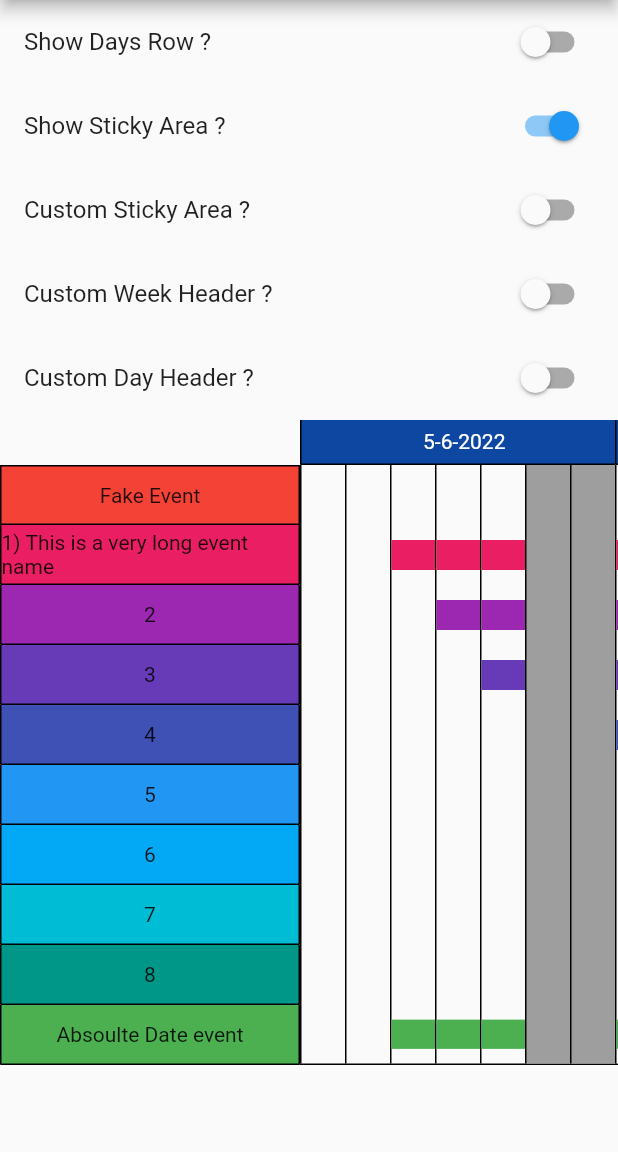
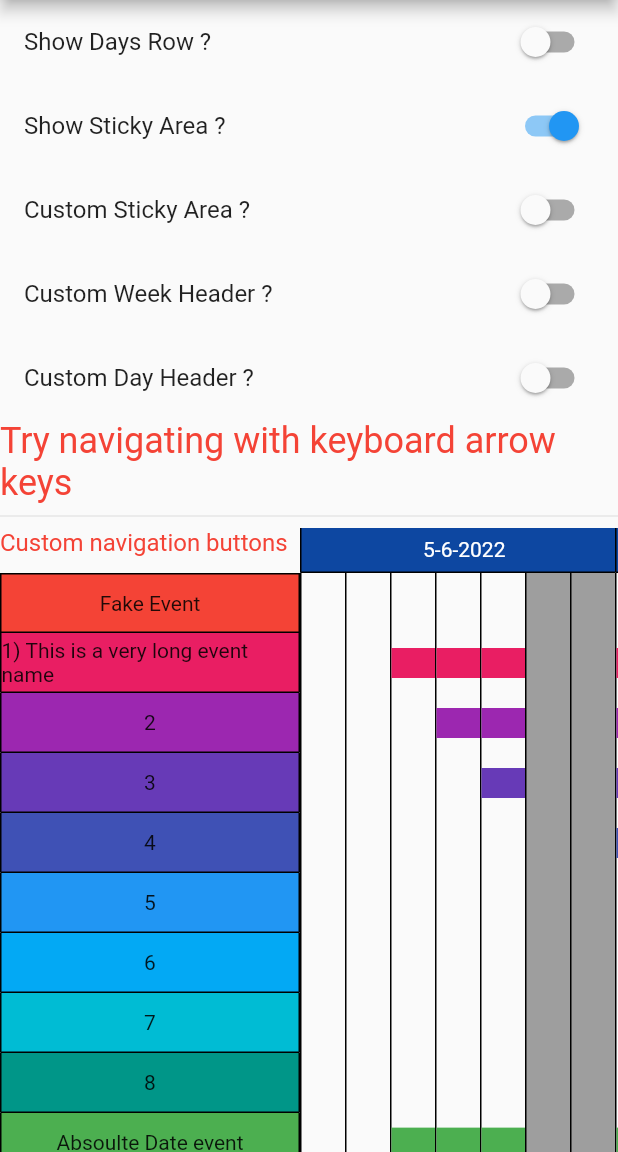
Before and after one commit to Bdaya-Dev/flutter_gantt_chart, a Flutter app: the screen it shows after launch, after a tap on "Show Days Row ?", on a phone screen of 412 x 824 dp, the part 84-1236 px from its top. Run offline on Flutter 3.47's test engine with Material 2 defaults, Android fonts, the phone set to English and light mode, and no system bars.

Commit message:
Horizontal ListView Customization (#8)
* added customization parameters for the horizontal list view

* depend on collection package

* updated changelog

```diff
--- a/example/lib/main.dart
+++ b/example/lib/main.dart
@@ -1,6 +1,7 @@
 import 'dart:ui';
-
+import 'package:collection/collection.dart';
 import 'package:flutter/material.dart';
+import 'package:flutter/services.dart';
 import 'package:gantt_chart/gantt_chart.dart';
 
 void main() {
@@ -45,6 +46,8 @@ class MyHomePage extends StatefulWidget {
 }
 
 class _MyHomePageState extends State<MyHomePage> {
+  final scrollController = ScrollController();
+
   double dayWidth = 30;
   bool showDaysRow = true;
   bool showStickyArea = true;
@@ -67,7 +70,22 @@ class _MyHomePageState extends State<MyHomePage> {
 
   @override
   Widget build(BuildContext context) {
-    return Scaffold(
+    return RawKeyboardListener(
+      focusNode: FocusNode(),
+      autofocus: true,
+      onKey: (event) {
+        if (event.isKeyPressed(LogicalKeyboardKey.arrowRight)) {
+          if (scrollController.offset < scrollController.position.maxScrollExtent) {
+            scrollController.jumpTo(scrollController.offset + 50);
+          }
+        }
+        if (event.isKeyPressed(LogicalKeyboardKey.arrowLeft)) {
+          if (scrollController.offset > scrollController.position.minScrollExtent) {
+            scrollController.jumpTo(scrollController.offset - 50);
+          }
+        }
+      },
+      child: Scaffold(
         appBar: AppBar(
           title: const Text('Gantt chart demo'),
           actions: [
@@ -113,7 +131,68 @@ class _MyHomePageState extends State<MyHomePage> {
                 title: const Text('Custom Day Header ?'),
                 onChanged: (v) => setState(() => customDayHeader = v),
               ),
+              const Text(
+                'Try navigating with keyboard arrow keys',
+                style: TextStyle(
+                  color: Colors.red,
+                  fontSize: 24,
+                ),
+              ),
+              const Divider(),
               GanttChartView(
+                scrollPhysics: const BouncingScrollPhysics(),
+                stickyAreaWeekBuilder: (context) {
+                  return const Text(
+                    'Custom navigation buttons',
+                    style: TextStyle(
+                      color: Colors.red,
+                      fontSize: 16,
+                    ),
+                  );
+                },
+                stickyAreaDayBuilder: (context) {
+                  return AnimatedBuilder(
+                    animation: scrollController,
+                    builder: (context, _) {
+                      final pos = scrollController.positions.firstOrNull;
+                      final currentOffset = pos?.pixels ?? 0;
+                      final maxOffset = pos?.maxScrollExtent ?? double.infinity;
+                      return Row(
+                        mainAxisSize: MainAxisSize.min,
+                        mainAxisAlignment: MainAxisAlignment.center,
+                        // bottom: 0,
+                        children: [
+                          IconButton(
+                            onPressed: currentOffset > 0
+                                ? () {
+                                    scrollController.jumpTo(scrollController.offset - 50);
+                                  }
+                                : null,
+                            color: Colors.black,
+                            icon: const Icon(
+                              Icons.arrow_left,
+                              size: 28,
+                            ),
+                          ),
+                          const SizedBox(width: 8),
+                          IconButton(
+                            onPressed: currentOffset < maxOffset
+                                ? () {
+                                    scrollController.jumpTo(scrollController.offset + 50);
+                                  }
+                                : null,
+                            color: Colors.black,
+                            icon: const Icon(
+                              Icons.arrow_right,
+                              size: 28,
+                            ),
+                          ),
+                        ],
+                      );
+                    },
+                  );
+                },
+                scrollController: scrollController,
                 maxDuration: const Duration(days: 30 * 2),
                 startDate: DateTime(2022, 6, 7),
                 dayWidth: dayWidth,
@@ -148,13 +227,11 @@ class _MyHomePageState extends State<MyHomePage> {
                         ))
                     : null,
                 dayHeaderBuilder: customDayHeader
-                  ? (context, date, bool isHoliday) =>
-                      GanttChartDefaultDayHeader(
+                    ? (context, date, bool isHoliday) => GanttChartDefaultDayHeader(
                           date: date,
                           isHoliday: isHoliday,
                           color: isHoliday ? Colors.yellow : Colors.black,
-                        backgroundColor:
-                            isHoliday ? Colors.grey : Colors.yellow,
+                          backgroundColor: isHoliday ? Colors.grey : Colors.yellow,
                         )
                     : null,
                 showDays: showDaysRow,
@@ -225,6 +302,7 @@ class _MyHomePageState extends State<MyHomePage> {
         //   tooltip: 'Increment',
         //   child: const Icon(Icons.add),
         // ), // This trailing comma makes auto-formatting nicer for build methods.
+      ),
     );
   }
 }
--- a/example/pubspec.yaml
+++ b/example/pubspec.yaml
@@ -35,6 +35,7 @@ dependencies:
   # The following adds the Cupertino Icons font to your application.
   # Use with the CupertinoIcons class for iOS style icons.
   cupertino_icons: ^1.0.2
+  collection: ^1.16.0
 
 dev_dependencies:
   flutter_test:
--- a/lib/src/gantt_default_event_cell_per_day.dart
+++ b/lib/src/gantt_default_event_cell_per_day.dart
@@ -2,17 +2,26 @@ import 'package:flutter/material.dart';
 import 'event.dart';
 
 class GanttChartDefaultEventRowPerDayBuilder extends StatelessWidget {
+  static const defaultHolidayColor = Colors.grey;
+  static const defaultBorder = BorderDirectional(
+    top: BorderSide.none,
+    bottom: BorderSide.none,
+    start: BorderSide(),
+  );
+
   const GanttChartDefaultEventRowPerDayBuilder({
-    Key? key,
+    super.key,
     required this.dayDate,
     required this.isHoliday,
     required this.event,
     required this.actStartDate,
     required this.actEndDate,
     required this.weekDate,
-    required this.holidayColor,
     required this.eventColor,
-  }) : super(key: key);
+    this.holidayColor,
+    this.border,
+  });
+
   final Color eventColor;
   final DateTime dayDate;
   final bool isHoliday;
@@ -22,26 +31,21 @@ class GanttChartDefaultEventRowPerDayBuilder extends StatelessWidget {
   final DateTime weekDate;
 
   final Color? holidayColor;
-
+  final BoxBorder? border;
   @override
   Widget build(BuildContext context) {
     final isWithinEvent = !DateUtils.isSameDay(actStartDate, actEndDate) &&
-        (DateUtils.isSameDay(actStartDate, dayDate) ||
-            dayDate.isAfter(actStartDate) && dayDate.isBefore(actEndDate));
+        (DateUtils.isSameDay(actStartDate, dayDate) || dayDate.isAfter(actStartDate) && dayDate.isBefore(actEndDate));
 
     final color = isHoliday
-        ? (holidayColor ?? Colors.grey)
+        ? (holidayColor ?? defaultHolidayColor)
         : isWithinEvent
             ? eventColor
             : null;
     return Container(
       decoration: BoxDecoration(
         color: isHoliday ? color : null,
-        border: const BorderDirectional(
-          top: BorderSide.none,
-          bottom: BorderSide.none,
-          start: BorderSide(),
-        ),
+        border: border ?? defaultBorder,
       ),
       child: !isWithinEvent || isHoliday
           ? null
--- a/lib/src/gantt_view.dart
+++ b/lib/src/gantt_view.dart
@@ -1,12 +1,6 @@
 import 'package:collection/collection.dart';
 import 'package:flutter/material.dart';
-import 'package:gantt_chart/src/gantt_default_day_header.dart';
-import 'package:gantt_chart/src/gantt_default_week_header.dart';
-import 'package:gantt_chart/src/week_day.dart';
-
-import 'event.dart';
-import 'gantt_default_event_row_per_week.dart';
-import 'gantt_default_sticky_area_cell.dart';
+import 'package:gantt_chart/gantt_chart.dart';
 
 typedef IsExtraHolidayFunc = bool Function(BuildContext context, DateTime date);
 typedef EventCellBuilderFunction = Widget Function(
@@ -44,12 +38,23 @@ class GanttChartView extends StatefulWidget {
     this.eventCellPerDayBuilder,
     this.holidayColor,
     this.showStickyArea = true,
+    this.scrollController,
+    this.scrollPhysics,
   })  : assert(
           !weekEnds.contains(startOfTheWeek),
           'startOfTheWeek must be a work day',
         ),
         super(key: key);
 
+  /// The horizontal scroll controller that gets passed to the internal listview
+  final ScrollController? scrollController;
+
+  /// The horizontal scroll physics that gets passed to the internal listview
+  final ScrollPhysics? scrollPhysics;
+
+  /// Custom builder for sticky area per event
+  ///
+  /// default([GanttChartDefaultStickyAreaCell])
   final Widget Function(
     BuildContext context,
     int eventIndex,
@@ -57,10 +62,19 @@ class GanttChartView extends StatefulWidget {
     Color eventColor,
   )? stickyAreaEventBuilder;
 
+  /// Custom builder for sticky area as a header for the weeks row
+  ///
+  /// default(`null`)
   final WidgetBuilder? stickyAreaWeekBuilder;
+
+  /// Custom builder for sticky area as a header for the days row
+  ///
+  /// default(`null`)
   final WidgetBuilder? stickyAreaDayBuilder;
 
   /// Color to mark holiday
+  ///
+  /// default(`null`)
   final Color? holidayColor;
 
   /// Initial datetime
@@ -72,15 +86,16 @@ class GanttChartView extends StatefulWidget {
   /// override this to check if specific date is a holiday
   final IsExtraHolidayFunc? isExtraHoliday;
 
+  /// list of events
   final List<GanttEventBase> events;
 
+  /// show days row
   final bool showDays;
 
   /// the week header builder (gets called for every week)
   ///
   /// [weekDate] is the start of the week, which will always be a [startOfTheWeek]
-  final Widget Function(BuildContext context, DateTime weekDate)?
-      weekHeaderBuilder;
+  final Widget Function(BuildContext context, DateTime weekDate)? weekHeaderBuilder;
 
   /// Show sticky row headers on the left
   final bool showStickyArea;
@@ -89,9 +104,11 @@ class GanttChartView extends StatefulWidget {
   final double stickyAreaWidth;
 
   /// the day header builder
-  final Widget Function(BuildContext context, DateTime date, bool isHoliday)?
-      dayHeaderBuilder;
+  final Widget Function(BuildContext context, DateTime date, bool isHoliday)? dayHeaderBuilder;
 
+  /// Custom builder for the event row per week
+  ///
+  /// default([GanttChartDefaultEventRowPerWeekBuilder])
   final Widget Function(
     BuildContext context,
     DateTime eventStart,
@@ -104,6 +121,9 @@ class GanttChartView extends StatefulWidget {
     Color eventColor,
   )? eventRowPerWeekBuilder;
 
+  /// Custom builder for the event cell per day
+  ///
+  /// default([GanttChartDefaultEventRowPerDayBuilder])
   final EventCellBuilderFunction? eventCellPerDayBuilder;
 
   /// a set of [WeekDay]s which are considered holidays that occur every week
@@ -155,27 +175,38 @@ class GanttChartViewState extends State<GanttChartView> {
   }
 
   final eventColors = <Color>[];
-
-  @override
-  void initState() {
-    super.initState();
+  void initFromCurrentWidget() {
     eventColors.clear();
-    eventColors.addAll(widget.events.asMap().entries.map((e) =>
-        e.value.suggestedColor ??
-        Colors.primaries[e.key % Colors.primaries.length]));
-
-    controller = ScrollController(
-        // initialScrollOffset: durationToWeekOffset(
-        //   Duration(days: widget.maxDuration.inDays ~/ 2),
-        // ),
-        );
+    eventColors.addAll(widget.events.mapIndexed((index, element) => element.suggestedColor ?? Colors.primaries[index % Colors.primaries.length]));
+    controller = widget.scrollController ?? ScrollController();
     startDate = DateUtils.dateOnly(widget.startDate);
     weekOfStartDate = getWeekOf(startDate);
   }
 
   @override
+  void initState() {
+    super.initState();
+    initFromCurrentWidget();
+  }
+
+  @override
+  void didUpdateWidget(covariant GanttChartView oldWidget) {
+    super.didUpdateWidget(oldWidget);
+    final newScrollController = widget.scrollController;
+    final oldScrollController = oldWidget.scrollController;
+    if (newScrollController != oldScrollController && oldScrollController == null) {
+      //moves from null to not-null, dispose self-created controller
+      controller.dispose();
+    }
+    initFromCurrentWidget();
+  }
+
+  @override
   void dispose() {
+    if (widget.scrollController == null) {
+      // dispose self-created controller
       controller.dispose();
+    }
     super.dispose();
   }
 
@@ -216,8 +247,7 @@ class GanttChartViewState extends State<GanttChartView> {
                   final eventColor = eventColors[index];
                   return SizedBox(
                     height: widget.eventHeight,
-                    child: widget.stickyAreaEventBuilder
-                            ?.call(context, index, event, eventColor) ??
+                    child: widget.stickyAreaEventBuilder?.call(context, index, event, eventColor) ??
                         GanttChartDefaultStickyAreaCell(
                           event: event,
                           eventIndex: index,
@@ -230,15 +260,13 @@ class GanttChartViewState extends State<GanttChartView> {
           ),
         Expanded(
           child: SizedBox(
-            height: widget.weekHeaderHeight +
-                (widget.showDays ? widget.dayHeaderHeight : 0) +
-                (widget.eventHeight * widget.events.length),
+            height: widget.weekHeaderHeight + (widget.showDays ? widget.dayHeaderHeight : 0) + (widget.eventHeight * widget.events.length),
             child: ListView.builder(
+              physics: widget.scrollPhysics,
+              itemExtent: weekWidth,
               scrollDirection: Axis.horizontal,
               controller: controller,
-              itemCount: widget.maxDuration == null
-                  ? null
-                  : (widget.maxDuration!.inDays / 7).ceil(),
+              itemCount: widget.maxDuration == null ? null : (widget.maxDuration!.inDays / 7).ceil(),
               itemBuilder: (context, index) {
                 //map index to week
 
@@ -246,16 +274,14 @@ class GanttChartViewState extends State<GanttChartView> {
                 final date = startDate.add(Duration(days: index * 7));
                 final weekDate = getWeekOf(date);
 
-                return SizedBox(
-                  width: weekWidth,
-                  child: Column(
+                return Column(
+                  key: ValueKey(weekDate),
                   children: [
                     //Week Header row
                     SizedBox(
                       height: widget.weekHeaderHeight,
                       width: weekWidth,
-                        child:
-                            widget.weekHeaderBuilder?.call(context, weekDate) ??
+                      child: widget.weekHeaderBuilder?.call(context, weekDate) ??
                           GanttChartDefaultWeekHeader(
                             weekDate: weekDate,
                           ),
@@ -265,17 +291,14 @@ class GanttChartViewState extends State<GanttChartView> {
                         height: widget.dayHeaderHeight,
                         child: Row(
                           crossAxisAlignment: CrossAxisAlignment.stretch,
-                            children: List<Widget>.generate(
-                                DateTime.daysPerWeek, (i) {
+                          children: List<Widget>.generate(DateTime.daysPerWeek, (i) {
                             final day = weekDate.add(Duration(days: i));
                             final isHoliday = isHolidayCached(context, day);
                             //Header row
                             return SizedBox(
                               width: widget.dayWidth,
-                                child: widget.dayHeaderBuilder
-                                        ?.call(context, day, isHoliday) ??
-                                    GanttChartDefaultDayHeader(
-                                        date: day, isHoliday: isHoliday),
+                              child: widget.dayHeaderBuilder?.call(context, day, isHoliday) ??
+                                  GanttChartDefaultDayHeader(date: day, isHoliday: isHoliday),
                             );
                           }).toList(),
                         ),
@@ -301,10 +324,9 @@ class GanttChartViewState extends State<GanttChartView> {
                         return Container(
                           decoration: BoxDecoration(
                             border: Border(
-                              bottom: index == widget.events.length - 1
-                                  ? const BorderSide()
-                                  : BorderSide.none,
-                            )),
+                              bottom: index == widget.events.length - 1 ? const BorderSide() : BorderSide.none,
+                            ),
+                          ),
                           height: widget.eventHeight,
                           child: widget.eventRowPerWeekBuilder?.call(
                                 context,
@@ -332,7 +354,6 @@ class GanttChartViewState extends State<GanttChartView> {
                       },
                     ),
                   ],
-                  ),
                 );
               },
             ),
```
Also changed, not shown: doc/demo.png, example/pubspec.lock, lib/src/gantt_default_event_row_per_week.dart (line endings or trailing spaces), 1 other file. Lines whose indentation alone changed are shown as unchanged.
